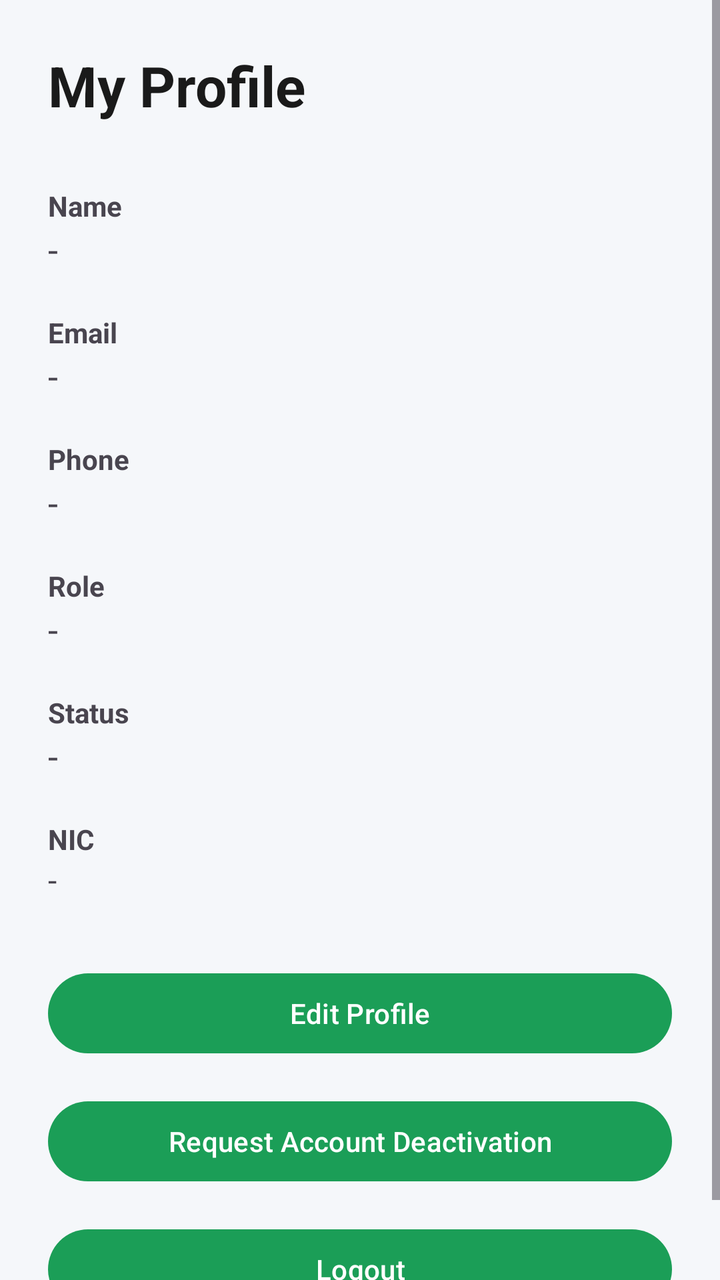
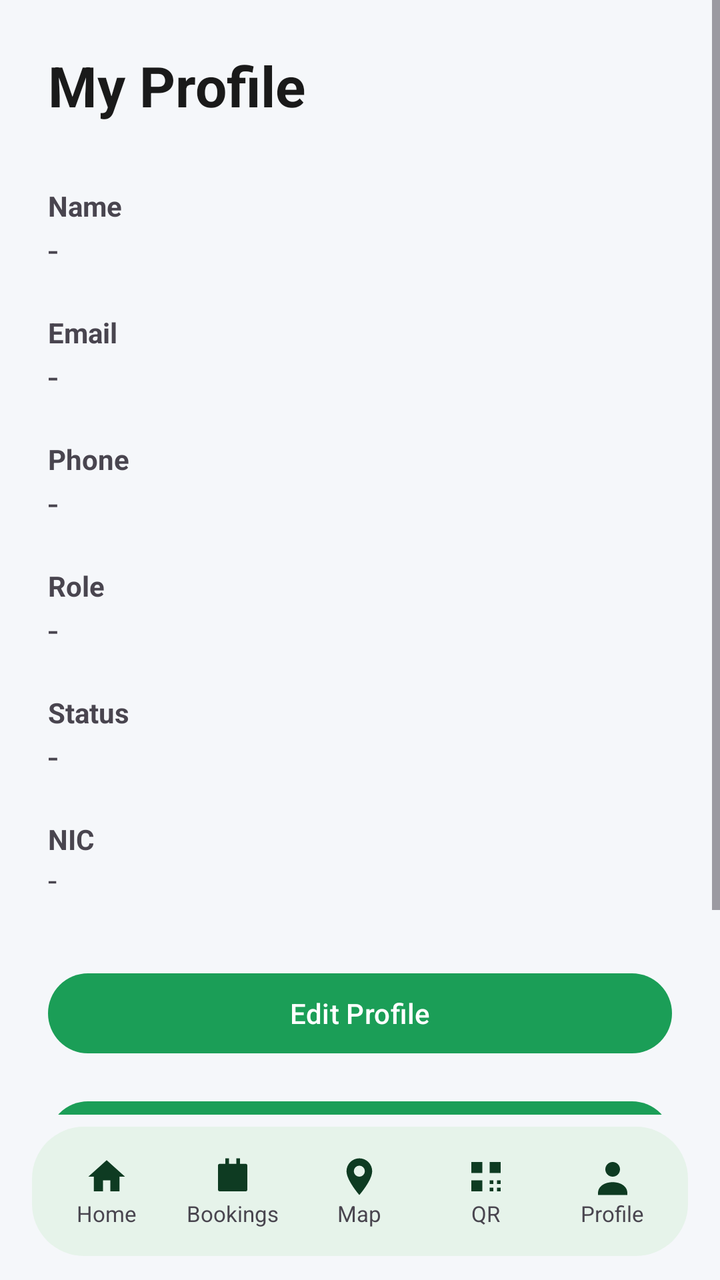

Two renders of the same Android screen: before a commit and after it. Below are the layout's source before the change and the commit's diff.
<!-- AndroidManifest.xml: application theme Theme.SmartSolar -->
<!-- res/layout/activity_profile.xml -->
<?xml version="1.0" encoding="utf-8"?>
<ScrollView xmlns:android="http://schemas.android.com/apk/res/android"
    android:layout_width="match_parent"
    android:layout_height="match_parent"
    android:background="#F5F7FA">

    <LinearLayout
        android:layout_width="match_parent"
        android:layout_height="wrap_content"
        android:orientation="vertical"
        android:padding="24dp">

        <TextView
            android:layout_width="match_parent"
            android:layout_height="wrap_content"
            android:text="My Profile"
            android:textSize="28sp"
            android:textStyle="bold"
            android:textColor="#1A1A1A"
            android:layout_marginBottom="32dp" />

        <TextView
            android:layout_width="match_parent"
            android:layout_height="wrap_content"
            android:text="Name"
            android:textStyle="bold"
            android:textSize="14sp" />

        <TextView
            android:id="@+id/profileName"
            android:layout_width="match_parent"
            android:layout_height="wrap_content"
            android:text="-"
            android:textSize="18sp"
            android:layout_marginBottom="20dp" />

        <TextView
            android:layout_width="match_parent"
            android:layout_height="wrap_content"
            android:text="Email"
            android:textStyle="bold"
            android:textSize="14sp" />

        <TextView
            android:id="@+id/profileEmail"
            android:layout_width="match_parent"
            android:layout_height="wrap_content"
            android:text="-"
            android:textSize="18sp"
            android:layout_marginBottom="20dp" />

        <TextView
            android:layout_width="match_parent"
            android:layout_height="wrap_content"
            android:text="Phone"
            android:textStyle="bold"
            android:textSize="14sp" />

        <TextView
            android:id="@+id/profilePhone"
            android:layout_width="match_parent"
            android:layout_height="wrap_content"
            android:text="-"
            android:textSize="18sp"
            android:layout_marginBottom="20dp" />

        <TextView
            android:layout_width="match_parent"
            android:layout_height="wrap_content"
            android:text="Role"
            android:textStyle="bold"
            android:textSize="14sp" />

        <TextView
            android:id="@+id/profileRole"
            android:layout_width="match_parent"
            android:layout_height="wrap_content"
            android:text="-"
            android:textSize="18sp"
            android:layout_marginBottom="20dp" />

        <TextView
            android:layout_width="match_parent"
            android:layout_height="wrap_content"
            android:text="Status"
            android:textStyle="bold"
            android:textSize="14sp" />

        <TextView
            android:id="@+id/profileStatus"
            android:layout_width="match_parent"
            android:layout_height="wrap_content"
            android:text="-"
            android:textSize="18sp"
            android:layout_marginBottom="20dp" />

        <TextView
            android:layout_width="match_parent"
            android:layout_height="wrap_content"
            android:text="NIC"
            android:textStyle="bold"
            android:textSize="14sp" />

        <TextView
            android:id="@+id/profileId"
            android:layout_width="match_parent"
            android:layout_height="wrap_content"
            android:text="-"
            android:textSize="16sp"
            android:layout_marginBottom="32dp" />

        <Button
            android:id="@+id/editProfileButton"
            android:layout_width="match_parent"
            android:layout_height="wrap_content"
            android:text="Edit Profile"
            android:textAllCaps="false"
            android:layout_marginBottom="16dp" />

        <Button
            android:id="@+id/deactivateButton"
            android:layout_width="match_parent"
            android:layout_height="wrap_content"
            android:text="Request Account Deactivation"
            android:textAllCaps="false"
            android:layout_marginBottom="16dp" />

        <Button
            android:id="@+id/logoutButton"
            android:layout_width="match_parent"
            android:layout_height="wrap_content"
            android:text="Logout"
            android:textAllCaps="false" />

    </LinearLayout>

</ScrollView>
<!-- resources referenced by this layout -->
<resources>
  <style name="Theme.SmartSolar" parent="Theme.Material3.DayNight.NoActionBar">
          <item name="colorPrimary">@color/solar_green</item>
          <item name="colorOnPrimary">@android:color/white</item>
          <item name="colorSecondary">@color/solar_blue</item>
          <item name="android:windowBackground">@color/solar_bg</item>
      </style>
  <color name="solar_green">#1B9E57</color>
  <color name="solar_blue">#1B7FBF</color>
  <color name="solar_bg">#F6F9F6</color>
</resources>

<!-- the commit's change to res/layout/activity_profile.xml (unified diff, before → after) -->
@@ -1,137 +1,297 @@
 <?xml version="1.0" encoding="utf-8"?>
-<ScrollView xmlns:android="http://schemas.android.com/apk/res/android"
+<LinearLayout xmlns:android="http://schemas.android.com/apk/res/android"
     android:layout_width="match_parent"
     android:layout_height="match_parent"
-    android:background="#F5F7FA">
+    android:background="#F5F7FA"
+    android:orientation="vertical">
+
+    <ScrollView
+        android:layout_width="match_parent"
+        android:layout_height="0dp"
+        android:layout_weight="1"
+        android:fillViewport="true">
+
+        <LinearLayout
+            android:layout_width="match_parent"
+            android:layout_height="wrap_content"
+            android:orientation="vertical"
+            android:padding="24dp">
+
+        <TextView
+            android:layout_width="match_parent"
+            android:layout_height="wrap_content"
+            android:text="My Profile"
+            android:textSize="28sp"
+            android:textStyle="bold"
+            android:textColor="#1A1A1A"
+            android:layout_marginBottom="32dp" />
+
+        <TextView
+            android:layout_width="match_parent"
+            android:layout_height="wrap_content"
+            android:text="Name"
+            android:textStyle="bold"
+            android:textSize="14sp" />
+
+        <TextView
+            android:id="@+id/profileName"
+            android:layout_width="match_parent"
+            android:layout_height="wrap_content"
+            android:text="-"
+            android:textSize="18sp"
+            android:layout_marginBottom="20dp" />
+
+        <TextView
+            android:layout_width="match_parent"
+            android:layout_height="wrap_content"
+            android:text="Email"
+            android:textStyle="bold"
+            android:textSize="14sp" />
+
+        <TextView
+            android:id="@+id/profileEmail"
+            android:layout_width="match_parent"
+            android:layout_height="wrap_content"
+            android:text="-"
+            android:textSize="18sp"
+            android:layout_marginBottom="20dp" />
+
+        <TextView
+            android:layout_width="match_parent"
+            android:layout_height="wrap_content"
+            android:text="Phone"
+            android:textStyle="bold"
+            android:textSize="14sp" />
+
+        <TextView
+            android:id="@+id/profilePhone"
+            android:layout_width="match_parent"
+            android:layout_height="wrap_content"
+            android:text="-"
+            android:textSize="18sp"
+            android:layout_marginBottom="20dp" />
+
+        <TextView
+            android:layout_width="match_parent"
+            android:layout_height="wrap_content"
+            android:text="Role"
+            android:textStyle="bold"
+            android:textSize="14sp" />
+
+        <TextView
+            android:id="@+id/profileRole"
+            android:layout_width="match_parent"
+            android:layout_height="wrap_content"
+            android:text="-"
+            android:textSize="18sp"
+            android:layout_marginBottom="20dp" />
+
+        <TextView
+            android:layout_width="match_parent"
+            android:layout_height="wrap_content"
+            android:text="Status"
+            android:textStyle="bold"
+            android:textSize="14sp" />
+
+        <TextView
+            android:id="@+id/profileStatus"
+            android:layout_width="match_parent"
+            android:layout_height="wrap_content"
+            android:text="-"
+            android:textSize="18sp"
+            android:layout_marginBottom="20dp" />
+
+        <TextView
+            android:layout_width="match_parent"
+            android:layout_height="wrap_content"
+            android:text="NIC"
+            android:textStyle="bold"
+            android:textSize="14sp" />
+
+        <TextView
+            android:id="@+id/profileId"
+            android:layout_width="match_parent"
+            android:layout_height="wrap_content"
+            android:text="-"
+            android:textSize="16sp"
+            android:layout_marginBottom="32dp" />
+
+        <Button
+            android:id="@+id/editProfileButton"
+            android:layout_width="match_parent"
+            android:layout_height="wrap_content"
+            android:text="Edit Profile"
+            android:textAllCaps="false"
+            android:layout_marginBottom="16dp" />
+
+        <Button
+            android:id="@+id/deactivateButton"
+            android:layout_width="match_parent"
+            android:layout_height="wrap_content"
+            android:text="Request Account Deactivation"
+            android:textAllCaps="false"
+            android:layout_marginBottom="16dp" />
+
+        <Button
+            android:id="@+id/logoutButton"
+            android:layout_width="match_parent"
+            android:layout_height="wrap_content"
+            android:text="Logout"
+            android:textAllCaps="false" />
+
+        </LinearLayout>
+    </ScrollView>
+
+    <include layout="@layout/include_bottom_nav" />
+
+</LinearLayout>
+<!-- res/layout/include_bottom_nav.xml (included above) -->
+<?xml version="1.0" encoding="utf-8"?>
+<LinearLayout xmlns:android="http://schemas.android.com/apk/res/android"
+    android:layout_width="match_parent"
+    android:layout_height="wrap_content"
+    android:orientation="vertical"
+    android:paddingLeft="16dp"
+    android:paddingRight="16dp"
+    android:paddingTop="6dp"
+    android:paddingBottom="12dp">
 
     <LinearLayout
         android:layout_width="match_parent"
         android:layout_height="wrap_content"
-        android:orientation="vertical"
-        android:padding="24dp">
-
-        <TextView
-            android:layout_width="match_parent"
-            android:layout_height="wrap_content"
-            android:text="My Profile"
-            android:textSize="28sp"
-            android:textStyle="bold"
-            android:textColor="#1A1A1A"
-            android:layout_marginBottom="32dp" />
-
-        <TextView
-            android:layout_width="match_parent"
-            android:layout_height="wrap_content"
-            android:text="Name"
-            android:textStyle="bold"
-            android:textSize="14sp" />
-
-        <TextView
-            android:id="@+id/profileName"
-            android:layout_width="match_parent"
-            android:layout_height="wrap_content"
-            android:text="-"
-            android:textSize="18sp"
-            android:layout_marginBottom="20dp" />
-
-        <TextView
-            android:layout_width="match_parent"
-            android:layout_height="wrap_content"
-            android:text="Email"
-            android:textStyle="bold"
-            android:textSize="14sp" />
-
-        <TextView
-            android:id="@+id/profileEmail"
-            android:layout_width="match_parent"
-            android:layout_height="wrap_content"
-            android:text="-"
-            android:textSize="18sp"
-            android:layout_marginBottom="20dp" />
-
-        <TextView
-            android:layout_width="match_parent"
-            android:layout_height="wrap_content"
-            android:text="Phone"
-            android:textStyle="bold"
-            android:textSize="14sp" />
-
-        <TextView
-            android:id="@+id/profilePhone"
-            android:layout_width="match_parent"
-            android:layout_height="wrap_content"
-            android:text="-"
-            android:textSize="18sp"
-            android:layout_marginBottom="20dp" />
-
-        <TextView
-            android:layout_width="match_parent"
-            android:layout_height="wrap_content"
-            android:text="Role"
-            android:textStyle="bold"
-            android:textSize="14sp" />
-
-        <TextView
-            android:id="@+id/profileRole"
-            android:layout_width="match_parent"
-            android:layout_height="wrap_content"
-            android:text="-"
-            android:textSize="18sp"
-            android:layout_marginBottom="20dp" />
-
-        <TextView
-            android:layout_width="match_parent"
-            android:layout_height="wrap_content"
-            android:text="Status"
-            android:textStyle="bold"
-            android:textSize="14sp" />
-
-        <TextView
-            android:id="@+id/profileStatus"
-            android:layout_width="match_parent"
-            android:layout_height="wrap_content"
-            android:text="-"
-            android:textSize="18sp"
-            android:layout_marginBottom="20dp" />
-
-        <TextView
-            android:layout_width="match_parent"
-            android:layout_height="wrap_content"
-            android:text="NIC"
-            android:textStyle="bold"
-            android:textSize="14sp" />
-
-        <TextView
-            android:id="@+id/profileId"
-            android:layout_width="match_parent"
-            android:layout_height="wrap_content"
-            android:text="-"
-            android:textSize="16sp"
-            android:layout_marginBottom="32dp" />
-
-        <Button
-            android:id="@+id/editProfileButton"
-            android:layout_width="match_parent"
-            android:layout_height="wrap_content"
-            android:text="Edit Profile"
-            android:textAllCaps="false"
-            android:layout_marginBottom="16dp" />
-
-        <Button
-            android:id="@+id/deactivateButton"
-            android:layout_width="match_parent"
-            android:layout_height="wrap_content"
-            android:text="Request Account Deactivation"
-            android:textAllCaps="false"
-            android:layout_marginBottom="16dp" />
-
-        <Button
-            android:id="@+id/logoutButton"
-            android:layout_width="match_parent"
-            android:layout_height="wrap_content"
-            android:text="Logout"
-            android:textAllCaps="false" />
-
+        android:background="@drawable/bg_nav_bar"
+        android:gravity="center"
+        android:orientation="horizontal"
+        android:padding="6dp">
+
+        <LinearLayout
+            android:id="@+id/nav_home"
+            android:layout_width="0dp"
+            android:layout_height="wrap_content"
+            android:layout_weight="1"
+            android:clickable="true"
+            android:focusable="true"
+            android:gravity="center"
+            android:orientation="vertical"
+            android:paddingTop="8dp"
+            android:paddingBottom="8dp">
+
+            <ImageView
+                android:id="@+id/nav_home_icon"
+                android:layout_width="22dp"
+                android:layout_height="22dp"
+                android:src="@drawable/ic_nav_home" />
+
+            <TextView
+                android:id="@+id/nav_home_label"
+                android:layout_width="wrap_content"
+                android:layout_height="wrap_content"
+                android:text="@string/tab_home"
+                android:textSize="11sp" />
+        </LinearLayout>
+
+        <LinearLayout
+            android:id="@+id/nav_bookings"
+            android:layout_width="0dp"
+            android:layout_height="wrap_content"
+            android:layout_weight="1"
+            android:clickable="true"
+            android:focusable="true"
+            android:gravity="center"
+            android:orientation="vertical"
+            android:paddingTop="8dp"
+            android:paddingBottom="8dp">
+
+            <ImageView
+                android:id="@+id/nav_bookings_icon"
+                android:layout_width="22dp"
+                android:layout_height="22dp"
+                android:src="@drawable/ic_nav_book" />
+
+            <TextView
+                android:id="@+id/nav_bookings_label"
+                android:layout_width="wrap_content"
+                android:layout_height="wrap_content"
+                android:text="@string/tab_bookings"
+                android:textSize="11sp" />
+        </LinearLayout>
+
+        <LinearLayout
+            android:id="@+id/nav_map"
+            android:layout_width="0dp"
+            android:layout_height="wrap_content"
+            android:layout_weight="1"
+            android:clickable="true"
+            android:focusable="true"
+            android:gravity="center"
+            android:orientation="vertical"
+            android:paddingTop="8dp"
+            android:paddingBottom="8dp">
+
+            <ImageView
+                android:id="@+id/nav_map_icon"
+                android:layout_width="22dp"
+                android:layout_height="22dp"
+                android:src="@drawable/ic_nav_map" />
+
+            <TextView
+                android:id="@+id/nav_map_label"
+                android:layout_width="wrap_content"
+                android:layout_height="wrap_content"
+                android:text="@string/tab_map"
+                android:textSize="11sp" />
+        </LinearLayout>
+
+        <LinearLayout
+            android:id="@+id/nav_qr"
+            android:layout_width="0dp"
+            android:layout_height="wrap_content"
+            android:layout_weight="1"
+            android:clickable="true"
+            android:focusable="true"
+            android:gravity="center"
+            android:orientation="vertical"
+            android:paddingTop="8dp"
+            android:paddingBottom="8dp">
+
+            <ImageView
+                android:id="@+id/nav_qr_icon"
+                android:layout_width="22dp"
+                android:layout_height="22dp"
+                android:src="@drawable/ic_nav_qr" />
+
+            <TextView
+                android:id="@+id/nav_qr_label"
+                android:layout_width="wrap_content"
+                android:layout_height="wrap_content"
+                android:text="@string/tab_qr"
+                android:textSize="11sp" />
+        </LinearLayout>
+
+        <LinearLayout
+            android:id="@+id/nav_profile"
+            android:layout_width="0dp"
+            android:layout_height="wrap_content"
+            android:layout_weight="1"
+            android:clickable="true"
+            android:focusable="true"
+            android:gravity="center"
+            android:orientation="vertical"
+            android:paddingTop="8dp"
+            android:paddingBottom="8dp">
+
+            <ImageView
+                android:id="@+id/nav_profile_icon"
+                android:layout_width="22dp"
+                android:layout_height="22dp"
+                android:src="@drawable/ic_nav_user" />
+
+            <TextView
+                android:id="@+id/nav_profile_label"
+                android:layout_width="wrap_content"
+                android:layout_height="wrap_content"
+                android:text="@string/tab_profile"
+                android:textSize="11sp" />
+        </LinearLayout>
     </LinearLayout>
-
-</ScrollView>
+</LinearLayout>
<!-- resource entries referenced after the edit -->
@@ -1,11 +1,68 @@
 <!-- resources referenced by this layout -->
 <resources>
+  <!-- drawable bg_nav_bar (drawable) -->
+  <?xml version="1.0" encoding="utf-8"?>
+  <shape xmlns:android="http://schemas.android.com/apk/res/android" android:shape="rectangle">
+      <corners android:radius="26dp" />
+      <solid android:color="@color/node_nav" />
+  </shape>
+  <!-- drawable ic_nav_book (drawable) -->
+  <?xml version="1.0" encoding="utf-8"?>
+  <vector xmlns:android="http://schemas.android.com/apk/res/android"
+      android:width="22dp" android:height="22dp"
+      android:viewportWidth="24" android:viewportHeight="24">
+      <path
+          android:fillColor="#0E3B22"
+          android:pathData="M5,5h14a1,1 0 0,1 1,1v13a1,1 0 0,1 -1,1H5a1,1 0 0,1 -1,-1V6a1,1 0 0,1 1,-1z M4,10h16v2H4z M8,2h2v4H8z M14,2h2v4h-2z" />
+  </vector>
+  <!-- drawable ic_nav_home (drawable) -->
+  <?xml version="1.0" encoding="utf-8"?>
+  <vector xmlns:android="http://schemas.android.com/apk/res/android"
+      android:width="22dp" android:height="22dp"
+      android:viewportWidth="24" android:viewportHeight="24">
+      <path
+          android:fillColor="#0E3B22"
+          android:pathData="M12,3L2,12h3v8h5v-6h4v6h5v-8h3z" />
+  </vector>
+  <!-- drawable ic_nav_map (drawable) -->
+  <?xml version="1.0" encoding="utf-8"?>
+  <vector xmlns:android="http://schemas.android.com/apk/res/android"
+      android:width="22dp" android:height="22dp"
+      android:viewportWidth="24" android:viewportHeight="24">
+      <path
+          android:fillColor="#0E3B22"
+          android:pathData="M12,2a7,7 0 0,0 -7,7c0,5 7,13 7,13s7,-8 7,-13a7,7 0 0,0 -7,-7z M12,12a3,3 0 1,1 0,-6 3,3 0 0,1 0,6z" />
+  </vector>
+  <!-- drawable ic_nav_qr (drawable) -->
+  <?xml version="1.0" encoding="utf-8"?>
+  <vector xmlns:android="http://schemas.android.com/apk/res/android"
+      android:width="22dp" android:height="22dp"
+      android:viewportWidth="24" android:viewportHeight="24">
+      <path
+          android:fillColor="#0E3B22"
+          android:pathData="M4,4h6v6H4z M14,4h6v6h-6z M4,14h6v6H4z M14,14h2v2h-2z M18,14h2v2h-2z M14,18h2v2h-2z M18,18h2v2h-2z" />
+  </vector>
+  <!-- drawable ic_nav_user (drawable) -->
+  <?xml version="1.0" encoding="utf-8"?>
+  <vector xmlns:android="http://schemas.android.com/apk/res/android"
+      android:width="22dp" android:height="22dp"
+      android:viewportWidth="24" android:viewportHeight="24">
+      <path
+          android:fillColor="#0E3B22"
+          android:pathData="M12,12a4,4 0 1,0 0,-8 4,4 0 0,0 0,8z M4,21c0,-4 4,-6 8,-6s8,2 8,6v1H4z" />
+  </vector>
+  <string name="tab_bookings">Bookings</string>
+  <string name="tab_home">Home</string>
+  <string name="tab_map">Map</string>
+  <string name="tab_profile">Profile</string>
+  <string name="tab_qr">QR</string>
   <style name="Theme.SmartSolar" parent="Theme.Material3.DayNight.NoActionBar">
           <item name="colorPrimary">@color/solar_green</item>
           <item name="colorOnPrimary">@android:color/white</item>
           <item name="colorSecondary">@color/solar_blue</item>
           <item name="android:windowBackground">@color/solar_bg</item>
       </style>
+  <color name="node_nav">#E6F3EA</color>
   <color name="solar_green">#1B9E57</color>
   <color name="solar_blue">#1B7FBF</color>
   <color name="solar_bg">#F6F9F6</color>
